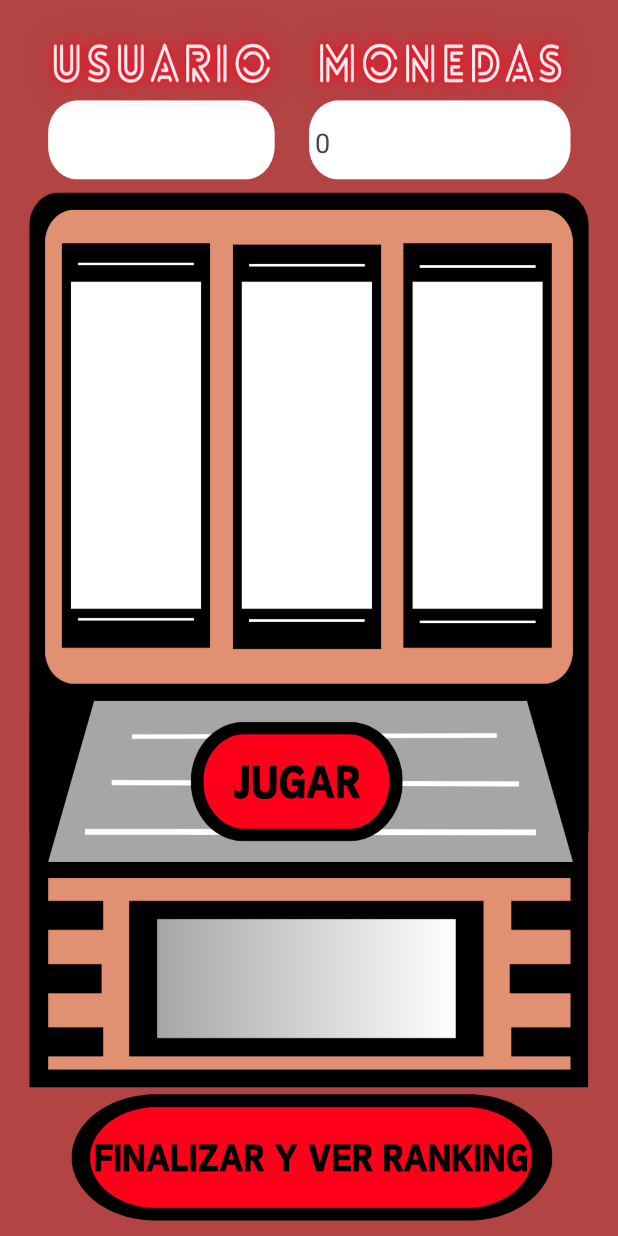
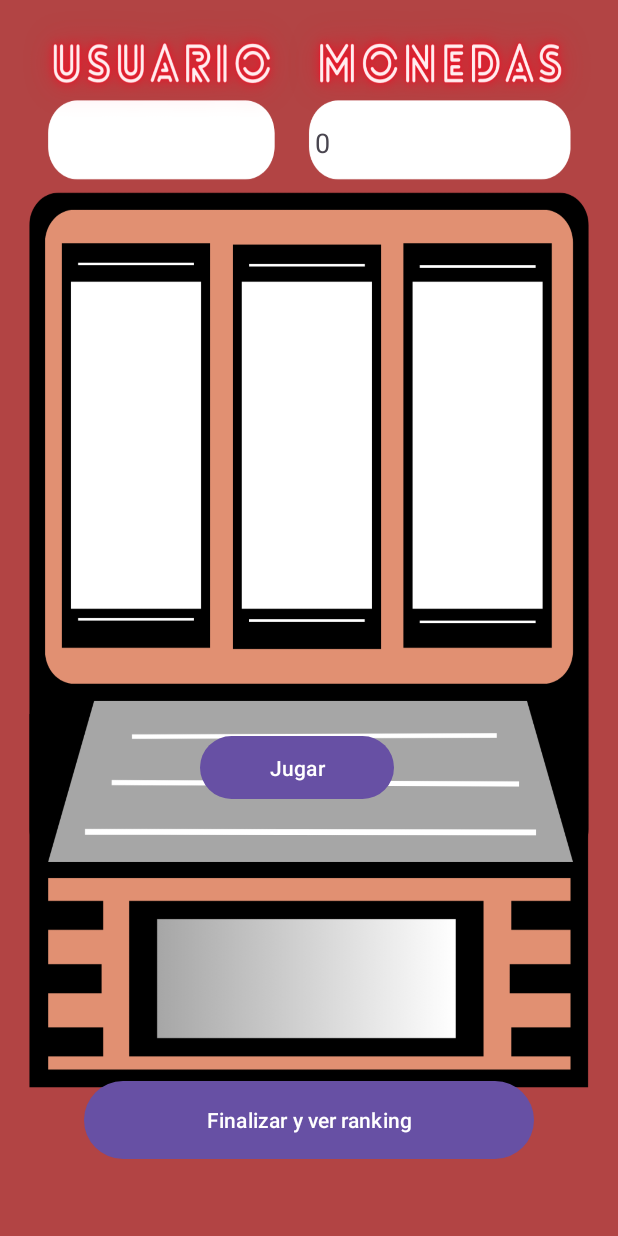
Before and after one commit to angiehelensanchez/CodeAppsvs01, an Android app: the MainActivity screen opened directly, with no data from a screen before it, on a phone screen of 412 x 824 dp. Run offline under Robolectric (Android 15) with nearby library versions, the phone set to English and light mode, and no system bars; our stand-ins replace Room's generated code, RxJava.

Commit message:
Ajustes visual botones

```diff
--- a/app/src/main/res/layout/activity_main.xml
+++ b/app/src/main/res/layout/activity_main.xml
@@ -71,7 +71,7 @@
         android:layout_below="@+id/mainActivityLl"
         android:layout_marginLeft="133dp"
         android:layout_marginTop="95dp"
-        android:background="@android:color/transparent" />
+        android:text="Jugar"/>
 
     <Button
         android:id="@+id/endGameButton"
@@ -79,8 +79,9 @@
         android:layout_height="60dp"
         android:layout_below="@id/mainActivityBtJugar"
         android:layout_centerHorizontal="true"
-        android:layout_marginTop="150dp"
-        android:background="@android:color/transparent"/>
+        android:text="Finalizar y ver ranking"
+        android:layout_marginTop="180dp"
+        />
 
 
 </RelativeLayout>
```
Also changed, not shown: app/src/main/java/com/example/codeappsvs01/MainActivity.java (+13 -9 lines), app/src/main/res/drawable/machineslot.png.
